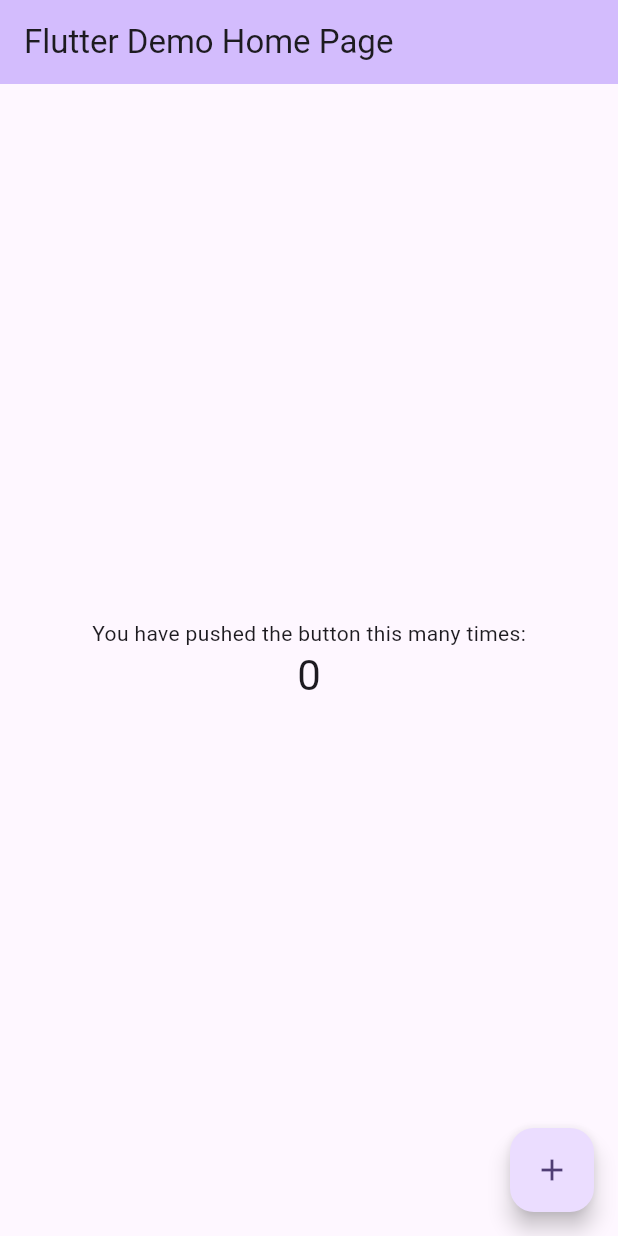
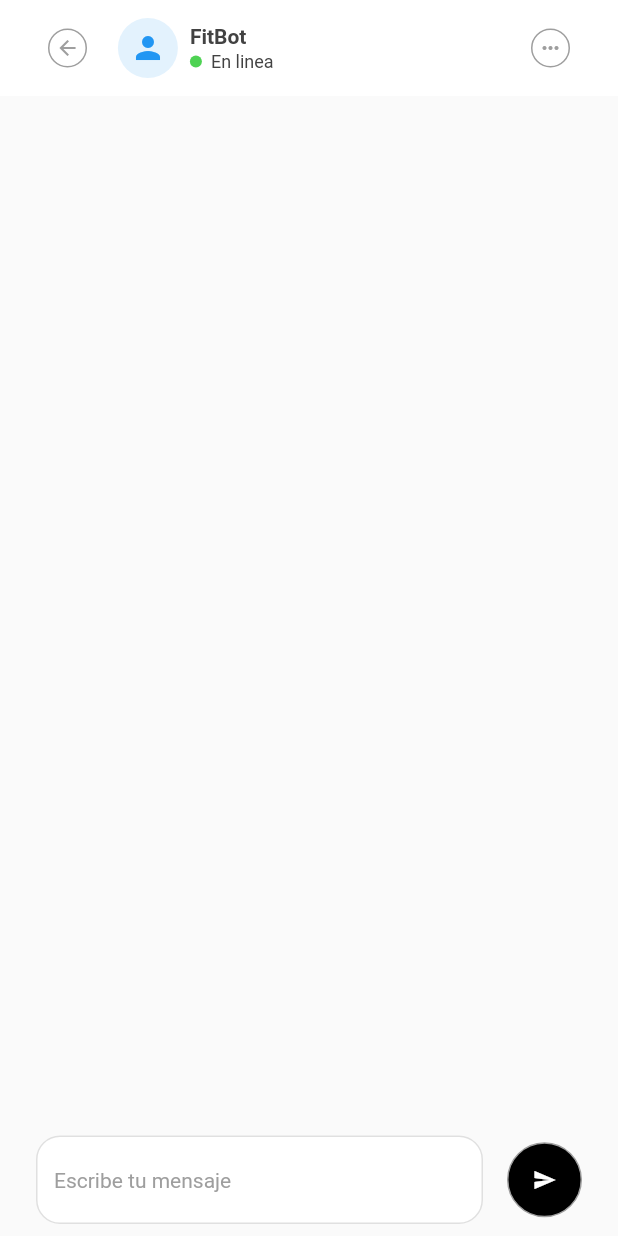
Before and after one commit to FranciscoRdz2001/flutter_ia_chat, a Flutter app: the screen it shows after launch, on a phone screen of 412 x 824 dp. Run offline on Flutter 3.47's test engine with Material 2 defaults, Android fonts, the phone set to English and light mode, and no system bars.

Commit message:
Added principal screen

```diff
--- /dev/null
+++ b/lib/core/app/utils/screen_size_util.dart
@@ -0,0 +1,21 @@
+import 'package:flutter/material.dart';
+
+class ScreenSizeUtil {
+  double height;
+  double width;
+  ScreenSizeUtil({
+    required this.height,
+    required this.width,
+  });
+
+  factory ScreenSizeUtil.of(BuildContext context) {
+    final size = MediaQuery.of(context).size;
+    return ScreenSizeUtil(
+      height: size.height,
+      width: size.width,
+    );
+  }
+
+  double hp(double percent) => height * percent;
+  double wp(double percent) => width * percent;
+}
--- /dev/null
+++ b/lib/core/app/utils/styles_util.dart
@@ -0,0 +1,27 @@
+import 'package:flutter/material.dart';
+
+class StylesUtil {
+  static TextStyle _baseStyle(
+    FontWeight weight,
+    double size, [
+    Color? color = Colors.black,
+  ]) {
+    return TextStyle(
+      color: color ?? Colors.black,
+      fontSize: size,
+      fontWeight: weight,
+    );
+  }
+
+  static TextStyle w400(double size, [Color? color]) {
+    return _baseStyle(FontWeight.w400, size, color);
+  }
+
+  static TextStyle w500(double size, [Color? color]) {
+    return _baseStyle(FontWeight.w500, size, color);
+  }
+
+  static TextStyle w700(double size, [Color? color]) {
+    return _baseStyle(FontWeight.w700, size, color);
+  }
+}
--- a/lib/main.dart
+++ b/lib/main.dart
@@ -1,125 +1,17 @@
 import 'package:flutter/material.dart';
+import 'package:flutter_ia_chat/modules/chat/presentation/chat_bot_page.dart';
 
-void main() {
-  runApp(const MyApp());
-}
+void main() => runApp(const MyApp());
 
 class MyApp extends StatelessWidget {
   const MyApp({super.key});
 
-  // This widget is the root of your application.
   @override
   Widget build(BuildContext context) {
-    return MaterialApp(
-      title: 'Flutter Demo',
-      theme: ThemeData(
-        // This is the theme of your application.
-        //
-        // TRY THIS: Try running your application with "flutter run". You'll see
-        // the application has a blue toolbar. Then, without quitting the app,
-        // try changing the seedColor in the colorScheme below to Colors.green
-        // and then invoke "hot reload" (save your changes or press the "hot
-        // reload" button in a Flutter-supported IDE, or press "r" if you used
-        // the command line to start the app).
-        //
-        // Notice that the counter didn't reset back to zero; the application
-        // state is not lost during the reload. To reset the state, use hot
-        // restart instead.
-        //
-        // This works for code too, not just values: Most code changes can be
-        // tested with just a hot reload.
-        colorScheme: ColorScheme.fromSeed(seedColor: Colors.deepPurple),
-        useMaterial3: true,
-      ),
-      home: const MyHomePage(title: 'Flutter Demo Home Page'),
+    return const MaterialApp(
+      debugShowCheckedModeBanner: false,
+      title: 'Chat bot',
+      home: ChatBotPage(),
     );
   }
 }
-
-class MyHomePage extends StatefulWidget {
-  const MyHomePage({super.key, required this.title});
-
-  // This widget is the home page of your application. It is stateful, meaning
-  // that it has a State object (defined below) that contains fields that affect
-  // how it looks.
-
-  // This class is the configuration for the state. It holds the values (in this
-  // case the title) provided by the parent (in this case the App widget) and
-  // used by the build method of the State. Fields in a Widget subclass are
-  // always marked "final".
-
-  final String title;
-
-  @override
-  State<MyHomePage> createState() => _MyHomePageState();
-}
-
-class _MyHomePageState extends State<MyHomePage> {
-  int _counter = 0;
-
-  void _incrementCounter() {
-    setState(() {
-      // This call to setState tells the Flutter framework that something has
-      // changed in this State, which causes it to rerun the build method below
-      // so that the display can reflect the updated values. If we changed
-      // _counter without calling setState(), then the build method would not be
-      // called again, and so nothing would appear to happen.
-      _counter++;
-    });
-  }
-
-  @override
-  Widget build(BuildContext context) {
-    // This method is rerun every time setState is called, for instance as done
-    // by the _incrementCounter method above.
-    //
-    // The Flutter framework has been optimized to make rerunning build methods
-    // fast, so that you can just rebuild anything that needs updating rather
-    // than having to individually change instances of widgets.
-    return Scaffold(
-      appBar: AppBar(
-        // TRY THIS: Try changing the color here to a specific color (to
-        // Colors.amber, perhaps?) and trigger a hot reload to see the AppBar
-        // change color while the other colors stay the same.
-        backgroundColor: Theme.of(context).colorScheme.inversePrimary,
-        // Here we take the value from the MyHomePage object that was created by
-        // the App.build method, and use it to set our appbar title.
-        title: Text(widget.title),
-      ),
-      body: Center(
-        // Center is a layout widget. It takes a single child and positions it
-        // in the middle of the parent.
-        child: Column(
-          // Column is also a layout widget. It takes a list of children and
-          // arranges them vertically. By default, it sizes itself to fit its
-          // children horizontally, and tries to be as tall as its parent.
-          //
-          // Column has various properties to control how it sizes itself and
-          // how it positions its children. Here we use mainAxisAlignment to
-          // center the children vertically; the main axis here is the vertical
-          // axis because Columns are vertical (the cross axis would be
-          // horizontal).
-          //
-          // TRY THIS: Invoke "debug painting" (choose the "Toggle Debug Paint"
-          // action in the IDE, or press "p" in the console), to see the
-          // wireframe for each widget.
-          mainAxisAlignment: MainAxisAlignment.center,
-          children: <Widget>[
-            const Text(
-              'You have pushed the button this many times:',
-            ),
-            Text(
-              '$_counter',
-              style: Theme.of(context).textTheme.headlineMedium,
-            ),
-          ],
-        ),
-      ),
-      floatingActionButton: FloatingActionButton(
-        onPressed: _incrementCounter,
-        tooltip: 'Increment',
-        child: const Icon(Icons.add),
-      ), // This trailing comma makes auto-formatting nicer for build methods.
-    );
-  }
-}
--- /dev/null
+++ b/lib/modules/chat/data/mock/mock_data.dart
@@ -0,0 +1,22 @@
+import 'package:flutter/material.dart';
+
+class MockData {
+  final List<String> messages;
+
+  VoidCallback? onRefreshData;
+  bool isLoading = false;
+
+  MockData({this.onRefreshData}) : messages = [];
+
+  void addMessage(String message) {
+    if (isLoading) return;
+    messages.add(message);
+
+    isLoading = true;
+    Future.delayed(const Duration(milliseconds: 1000)).then((value) {
+      messages.add('¡Hola!, soy un bot.');
+      isLoading = false;
+      onRefreshData?.call();
+    });
+  }
+}
--- /dev/null
+++ b/lib/modules/chat/presentation/chat_bot_page.dart
@@ -0,0 +1,256 @@
+import 'package:flutter/material.dart';
+import 'package:flutter_ia_chat/core/app/utils/screen_size_util.dart';
+import 'package:flutter_ia_chat/core/app/utils/styles_util.dart';
+import 'package:flutter_ia_chat/modules/chat/data/mock/mock_data.dart';
+import 'package:flutter_ia_chat/modules/chat/presentation/widgets/border_icon_widget.dart';
+import 'package:flutter_ia_chat/modules/chat/presentation/widgets/message_widget.dart';
+
+class ChatBotPage extends StatefulWidget {
+  const ChatBotPage({super.key});
+
+  @override
+  State<ChatBotPage> createState() => _ChatBotPageState();
+}
+
+class _ChatBotPageState extends State<ChatBotPage> {
+  final MockData _data = MockData();
+  final TextEditingController _inputController = TextEditingController();
+  final ScrollController _scrollController = ScrollController();
+
+  @override
+  void initState() {
+    super.initState();
+    WidgetsBinding.instance.addPostFrameCallback((timeStamp) {
+      _data.onRefreshData = () {
+        setState(() {});
+      };
+    });
+  }
+
+  @override
+  Widget build(BuildContext context) {
+    final screen = ScreenSizeUtil.of(context);
+    return Theme(
+      data: Theme.of(context).copyWith(
+        dividerTheme: const DividerThemeData(
+          color: Colors.transparent,
+        ),
+      ),
+      child: Scaffold(
+        extendBody: true,
+        backgroundColor: Colors.grey[50],
+        persistentFooterButtons: [
+          Padding(
+            padding: const EdgeInsets.symmetric(horizontal: 16),
+            child: Row(
+              children: [
+                Expanded(
+                  child: Container(
+                    decoration: BoxDecoration(
+                      color: _data.isLoading ? Colors.grey[50] : Colors.white,
+                      borderRadius: const BorderRadius.all(Radius.circular(16)),
+                    ),
+                    child: TextField(
+                      enabled: !_data.isLoading,
+                      controller: _inputController,
+                      textAlign: TextAlign.left,
+                      decoration: InputDecoration(
+                        hintStyle: StylesUtil.w400(14, Colors.grey),
+                        alignLabelWithHint: true,
+                        hintText: 'Escribe tu mensaje',
+                        border: const OutlineInputBorder(
+                          borderRadius: BorderRadius.all(Radius.circular(16)),
+                        ),
+                        focusedBorder: OutlineInputBorder(
+                          borderSide: BorderSide(color: Colors.grey[300]!),
+                          borderRadius: const BorderRadius.all(
+                            Radius.circular(16),
+                          ),
+                        ),
+                        enabledBorder: OutlineInputBorder(
+                          borderRadius:
+                              const BorderRadius.all(Radius.circular(16)),
+                          borderSide: BorderSide(
+                            color: Colors.grey[300]!,
+                          ),
+                        ),
+                      ),
+                      onSubmitted: (value) {
+                        _data.addMessage(value);
+                        _inputController.clear();
+                        setState(() {});
+                        _scrollController.animateTo(
+                          _scrollController.position.maxScrollExtent +
+                              screen.hp(0.1),
+                          duration: const Duration(milliseconds: 250),
+                          curve: Curves.linear,
+                        );
+                      },
+                    ),
+                  ),
+                ),
+                const SizedBox(width: 16),
+                InkWell(
+                  onTap: () {
+                    if (_inputController.text.isEmpty) return;
+                    _data.addMessage(_inputController.text);
+                    _inputController.clear();
+                    setState(() {});
+                  },
+                  child: const BorderIconWidget(
+                    icon: Icons.send,
+                    iconColor: Colors.white,
+                    backgroundColor: Colors.black,
+                    padding: 16,
+                  ),
+                )
+              ],
+            ),
+          )
+        ],
+        appBar: AppBar(
+          backgroundColor: Colors.white,
+          elevation: 0,
+          toolbarHeight: 64,
+          title: PreferredSize(
+            preferredSize: const Size.fromHeight(0),
+            child: Padding(
+              padding: const EdgeInsets.symmetric(horizontal: 16),
+              child: Row(
+                children: [
+                  const BorderIconWidget(
+                    icon: Icons.arrow_back,
+                  ),
+                  SizedBox(width: screen.wp(0.05)),
+                  Container(
+                    padding: const EdgeInsets.all(8),
+                    decoration: BoxDecoration(
+                      shape: BoxShape.circle,
+                      color: Colors.blue[50],
+                    ),
+                    child: Icon(
+                      Icons.person,
+                      color: Colors.blue[500],
+                    ),
+                  ),
+                  const SizedBox(width: 8),
+                  Expanded(
+                    child: Column(
+                      crossAxisAlignment: CrossAxisAlignment.start,
+                      children: [
+                        Text(
+                          'FitBot',
+                          maxLines: 1,
+                          overflow: TextOverflow.ellipsis,
+                          style: StylesUtil.w700(14, Colors.grey[800]),
+                        ),
+                        const SizedBox(height: 2),
+                        Row(
+                          children: [
+                            Container(
+                              height: 8,
+                              width: 8,
+                              decoration: const BoxDecoration(
+                                color: Color.fromARGB(255, 78, 210, 83),
+                                shape: BoxShape.circle,
+                              ),
+                            ),
+                            const SizedBox(width: 6),
+                            Expanded(
+                              child: Text(
+                                'En linea',
+                                maxLines: 1,
+                                overflow: TextOverflow.ellipsis,
+                                style: StylesUtil.w400(12, Colors.grey[800]),
+                              ),
+                            ),
+                          ],
+                        ),
+                      ],
+                    ),
+                  ),
+                  SizedBox(width: screen.wp(0.05)),
+                  const BorderIconWidget(
+                    icon: Icons.more_horiz,
+                  ),
+                ],
+              ),
+            ),
+          ),
+        ),
+        body: SingleChildScrollView(
+          controller: _scrollController,
+          child: SafeArea(
+            child: Padding(
+              padding: const EdgeInsets.all(16),
+              child: Column(
+                crossAxisAlignment: CrossAxisAlignment.start,
+                children: [
+                  const SizedBox(height: 16),
+                  ...List.generate(
+                    _data.messages.length,
+                    (x) {
+                      final msg = _data.messages[x];
+                      final isUserMessage = (x % 2) == 0;
+                      final color =
+                          !isUserMessage ? Colors.grey[100] : Colors.blue[50];
+                      return Padding(
+                        padding: const EdgeInsets.only(bottom: 24),
+                        child: Row(
+                          crossAxisAlignment: isUserMessage
+                              ? CrossAxisAlignment.center
+                              : CrossAxisAlignment.start,
+                          mainAxisAlignment: isUserMessage
+                              ? MainAxisAlignment.end
+                              : MainAxisAlignment.start,
+                          children: [
+                            if (!isUserMessage) ...[
+                              Padding(
+                                padding: const EdgeInsets.only(top: 8),
+                                child: BorderIconWidget(
+                                  icon: Icons.person,
+                                  iconColor: Colors.blue,
+                                  backgroundColor: Colors.blue[50],
+                                  hideBorder: true,
+                                ),
+                              ),
+                              const SizedBox(width: 8),
+                            ],
+                            MessageWidget(
+                              msg: msg,
+                              backgroundColor: color!,
+                            ),
+                          ],
+                        ),
+                      );
+                    },
+                  ),
+                  if (_data.isLoading) ...[
+                    Row(
+                      children: [
+                        BorderIconWidget(
+                          icon: Icons.person,
+                          iconColor: Colors.blue,
+                          backgroundColor: Colors.blue[50],
+                          hideBorder: true,
+                        ),
+                        const SizedBox(width: 16),
+                        const SizedBox(
+                          height: 16,
+                          width: 16,
+                          child: CircularProgressIndicator(
+                            strokeWidth: 2,
+                          ),
+                        ),
+                      ],
+                    ),
+                  ],
+                ],
+              ),
+            ),
+          ),
+        ),
+      ),
+    );
+  }
+}
--- /dev/null
+++ b/lib/modules/chat/presentation/widgets/border_icon_widget.dart
@@ -0,0 +1,41 @@
+import 'package:flutter/material.dart';
+
+class BorderIconWidget extends StatelessWidget {
+  final IconData icon;
+  final Color? iconColor;
+  final Color? backgroundColor;
+  final double padding;
+  final double iconSize;
+  final bool hideBorder;
+  const BorderIconWidget({
+    super.key,
+    required this.icon,
+    this.iconColor,
+    this.backgroundColor,
+    this.padding = 4,
+    this.iconSize = 16,
+    this.hideBorder = false,
+  });
+
+  @override
+  Widget build(BuildContext context) {
+    return Container(
+      alignment: Alignment.center,
+      padding: EdgeInsets.all(padding),
+      decoration: BoxDecoration(
+        color: backgroundColor,
+        shape: BoxShape.circle,
+        border: hideBorder
+            ? null
+            : Border.all(
+                color: Colors.grey,
+              ),
+      ),
+      child: Icon(
+        icon,
+        color: iconColor ?? Colors.grey[500],
+        size: iconSize,
+      ),
+    );
+  }
+}
```
Also changed, not shown: lib/modules/chat/presentation/widgets/message_widget.dart (added, +61 -0 lines).
